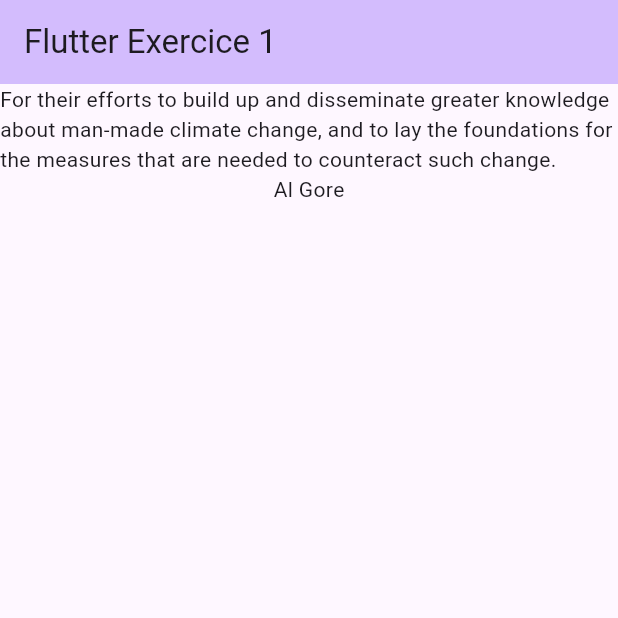
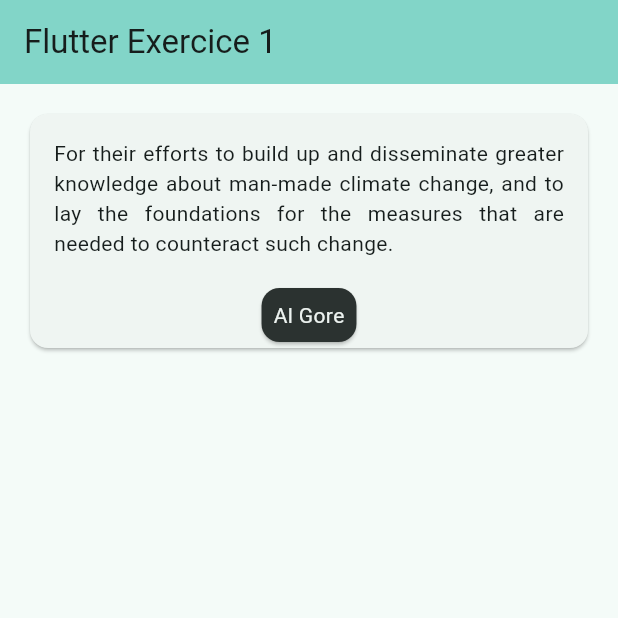
Before and after one commit to e-vinci/mobile-exercises, a Flutter app: the screen it shows after launch, on a phone screen of 412 x 824 dp, the top half of it. Run offline on Flutter 3.47's test engine with Material 3 defaults, Android fonts, the phone set to English and light mode, and no system bars.

Commit message:
F01.3 stateless widget peaufiné

```diff
--- a/exercices/ex1/lib/laureate_widget.dart
+++ b/exercices/ex1/lib/laureate_widget.dart
@@ -14,11 +14,25 @@ class LaureateWidget extends StatelessWidget {
 
   @override
   Widget build(BuildContext context) {
-    return Column(
-      children: [
-        Text(motivation),
-        Text("$firstname $surname")
-      ],
+    return Card(
+      child: Column(
+        children: [
+          Padding(
+            padding: const EdgeInsets.all(16.0),
+            child: Text(motivation, textAlign: TextAlign.justify),
+          ),
+          Card(
+            color: Theme.of(context).colorScheme.inverseSurface,
+            child: Padding(
+              padding: const EdgeInsets.all(8.0),
+              child: Text(
+                "$firstname $surname",
+                style: TextStyle(color: Theme.of(context).colorScheme.onInverseSurface),
+              ),
+            ),
+          )
+        ],
+      ),
     );
   }
 }
--- a/exercices/ex1/lib/main.dart
+++ b/exercices/ex1/lib/main.dart
@@ -1,5 +1,6 @@
-import 'package:ex1/laureate_widget.dart';
 import 'package:flutter/material.dart';
+
+import 'laureate_widget.dart';
 
 void main() {
   runApp(const MyApp());
@@ -13,7 +14,7 @@ class MyApp extends StatelessWidget {
     return MaterialApp(
       title: 'Flutter Exercice 1',
       theme: ThemeData(
-        colorScheme: ColorScheme.fromSeed(seedColor: Colors.deepPurple),
+        colorScheme: ColorScheme.fromSeed(seedColor: Colors.teal),
         useMaterial3: true,
       ),
       home: const HomeScreen(),
@@ -31,15 +32,21 @@ class HomeScreen extends StatelessWidget {
         title: const Text("Flutter Exercice 1"),
         backgroundColor: Theme.of(context).colorScheme.inversePrimary,
       ),
-      body: LaureateWidget(
-        motivation: laureate1["motivation"]!,
-        firstname: laureate1["firstname"]!,
-        surname: laureate1["surname"]!,
+      body: Padding(
+        padding: const EdgeInsets.all(16.0),
+        child: Column(
+          children: [
+            LaureateWidget(
+              motivation: laureate1["motivation"]!,
+              firstname: laureate1["firstname"]!,
+              surname: laureate1["surname"]!,
+            ),
+          ],
+        ),
       ),
     );
   }
 }
-
 
 const laureate1 = {
   "id": "819",
```
